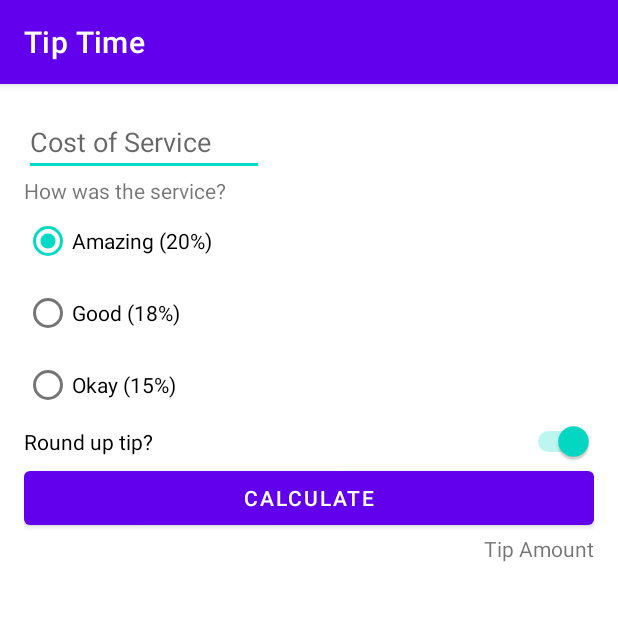
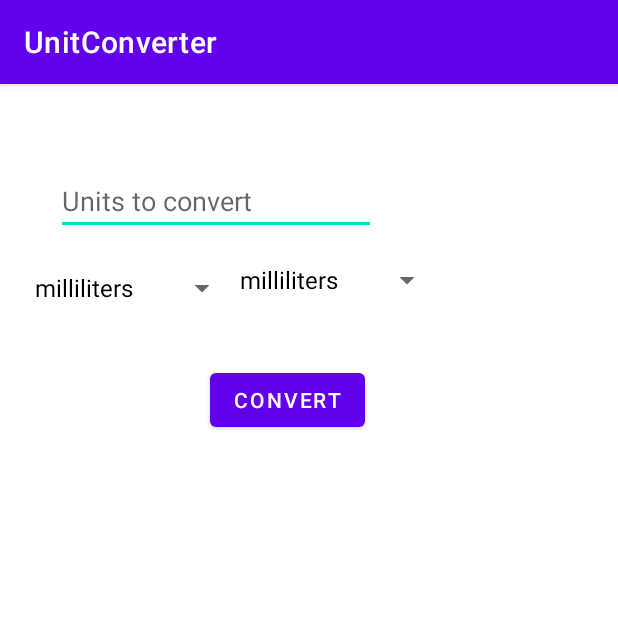
Before and after one commit to anmolkarkiee/android-_layout-_lab2, an Android app: the screen it shows after launch (MainActivity), on a phone screen of 412 x 824 dp, the top half of it. Run offline under Robolectric (Android 15) with nearby library versions, the phone set to English and light mode, and no system bars.

Commit message:
unit converter developed

```diff
--- a/app/build.gradle
+++ b/app/build.gradle
@@ -4,12 +4,12 @@ plugins {
 }
 
 android {
-    namespace 'com.example.tipcalculator'
+    namespace 'com.example.unitconverter'
     compileSdk 33
 
     defaultConfig {
-        applicationId "com.example.tipcalculator"
-        minSdk 26
+        applicationId "com.example.unitconverter"
+        minSdk 24
         targetSdk 33
         versionCode 1
         versionName "1.0"
--- a/app/src/main/AndroidManifest.xml
+++ b/app/src/main/AndroidManifest.xml
@@ -9,7 +9,7 @@
         android:icon="@mipmap/ic_launcher"
         android:label="@string/app_name"
         android:supportsRtl="true"
-        android:theme="@style/Theme.TipCalculator"
+        android:theme="@style/Theme.UnitConverter"
         tools:targetApi="31">
         <activity
             android:name=".MainActivity"
--- /dev/null
+++ b/app/src/main/java/com/example/unitconverter/MainActivity.kt
@@ -0,0 +1,99 @@
+package com.example.unitconverter
+
+import androidx.appcompat.app.AppCompatActivity
+import android.os.Bundle
+import android.provider.ContactsContract
+import android.widget.*
+
+class MainActivity : AppCompatActivity() {
+    override fun onCreate(savedInstanceState: Bundle?) {
+        super.onCreate(savedInstanceState)
+        setContentView(R.layout.activity_main)
+        //setting dropdown options by creating an ArrayAdapter and setting it to the dropdowns.
+        var inputSpinner: Spinner = findViewById(R.id.spinner)
+        var outputSpinner: Spinner = findViewById(R.id.spinner2)
+        // Creating an ArrayAdapter using the string array and a default spinner layout
+        ArrayAdapter.createFromResource(
+            this,
+            R.array.cooking_units,
+            android.R.layout.simple_spinner_dropdown_item
+        ).also { adapter ->
+            // Specify the layout to use when the list of choices appears
+            adapter.setDropDownViewResource(android.R.layout.simple_spinner_dropdown_item)
+            // Apply the adapter to the spinner
+            inputSpinner.adapter = adapter
+            outputSpinner.adapter = adapter
+        }
+        var convertBtn:Button =findViewById(R.id.button);
+        var outputText:TextView =findViewById(R.id.outputfield);
+
+        //listener that calls the convert method and displays the result in a TextView.
+        convertBtn.setOnClickListener{
+            var inputUnitSpinner: Spinner = findViewById(R.id.spinner)
+            var outputUnitSpinner: Spinner = findViewById(R.id.spinner2)
+            var inputValueText:EditText = findViewById(R.id.conversionunits)
+            var inputUnit:String = inputUnitSpinner.selectedItem.toString()
+            var outputUnit:String = outputUnitSpinner.selectedItem.toString()
+            val inputValue = inputValueText.text.toString().toDouble()
+
+            val result = convert(inputValue, inputUnit, outputUnit)
+            outputText.text = result.toString()
+
+        }
+    }
+
+    /**
+     * method that converts the input value from the selected input unit to the selected output unit.
+     */
+    private fun convert(value: Double, inputSpinner: String, outputSpinner: String): Double {
+
+            var result = 0.0
+            when (inputSpinner) {
+                "milliliters" -> {
+                    when (outputSpinner) {
+                        "milliliters" -> result = value
+                        "ounces" -> result = value * 0.033814
+                    }
+                }
+                "ounces" -> {
+                    when (outputSpinner) {
+                        "milliliters" -> result = value * 29.5735
+                        "ounces" -> result = value
+                    }
+                }
+                "grams" -> {
+                    when (outputSpinner) {
+                        "grams" -> result = value
+                        "cups" -> result = value / 201
+                    }
+                }
+                "cups" -> {
+                    when (outputSpinner) {
+                        "grams" -> result = value * 201
+                        "cups" -> result = value
+                        "tablespoon" -> result = value * 16
+                    }
+                }
+                "tablespoon" -> {
+                    when (outputSpinner) {
+                        "tablespoon" -> result = value
+                        "quarts" -> result = value / 0.015625
+                        "cups" -> result = value / 16
+                        "milliliters" -> result = value*15
+                    }
+                }
+                "quarts" -> {
+                    when (outputSpinner) {
+                        "tablespoon" -> result = value * 0.015625
+                        "quarts" -> result = value
+                        "cups" -> result = value / 4
+                    }
+                }
+            }
+
+            return result
+
+
+
+    }
+}
--- a/app/src/main/res/layout/activity_main.xml
+++ b/app/src/main/res/layout/activity_main.xml
@@ -4,78 +4,69 @@
     xmlns:tools="http://schemas.android.com/tools"
     android:layout_width="match_parent"
     android:layout_height="match_parent"
-    android:padding="16dp"
     tools:context=".MainActivity">
+    <EditText
+        android:id="@+id/conversionunits"
+        android:layout_width="wrap_content"
+        android:layout_height="wrap_content"
+        android:layout_marginStart="37dp"
+        android:layout_marginTop="55dp"
 
-    <EditText
-        android:id="@+id/cost_of_service"
-        android:layout_width="160dp"
-        android:layout_height="wrap_content"
-        android:hint="@string/cost_of_service"
+        android:ems="10"
+        android:hint="Units to convert"
         android:inputType="numberDecimal"
         app:layout_constraintStart_toStartOf="parent"
-        app:layout_constraintTop_toTopOf="parent" />
+        app:layout_constraintTop_toTopOf="parent"
+        tools:ignore="MissingConstraints" />
+
+
+    <Spinner
+        android:id="@+id/spinner"
+        android:layout_width="wrap_content"
+        android:layout_height="wrap_content"
+        android:layout_marginTop="10dp"
+        android:layout_marginBottom="572dp"
+        android:spinnerMode="dropdown"
+        app:layout_constraintBottom_toBottomOf="parent"
+        app:layout_constraintEnd_toEndOf="@id/conversionunits"
+        app:layout_constraintHorizontal_bias="0.14"
+        app:layout_constraintStart_toStartOf="parent"
+        app:layout_constraintTop_toBottomOf="@+id/conversionunits"
+        app:layout_constraintVertical_bias="0.04" />
+
+    <Spinner
+        android:id="@+id/spinner2"
+        android:layout_width="wrap_content"
+        android:layout_height="wrap_content"
+        android:layout_marginBottom="572dp"
+        android:spinnerMode="dropdown"
+        app:layout_constraintBottom_toBottomOf="parent"
+        app:layout_constraintEnd_toEndOf="@id/conversionunits"
+        app:layout_constraintHorizontal_bias="0.137"
+        app:layout_constraintStart_toEndOf="@+id/spinner"
+        app:layout_constraintTop_toBottomOf="@+id/conversionunits"
+        app:layout_constraintVertical_bias="0.13" />
+
+    <Button
+        android:id="@+id/button"
+        android:layout_width="wrap_content"
+        android:layout_height="wrap_content"
+        android:layout_marginStart="140dp"
+        android:layout_marginTop="32dp"
+        android:text="@string/convert"
+        app:layout_constraintStart_toStartOf="parent"
+        app:layout_constraintTop_toBottomOf="@+id/spinner2"
+        tools:ignore="MissingConstraints" />
 
     <TextView
-        android:id="@+id/service_question"
+        android:id="@+id/outputfield"
         android:layout_width="wrap_content"
         android:layout_height="wrap_content"
-        android:text="@string/how_was_the_service"
+        android:layout_marginTop="24dp"
+        app:layout_constraintEnd_toEndOf="parent"
+        app:layout_constraintHorizontal_bias="0.897"
         app:layout_constraintStart_toStartOf="parent"
-        app:layout_constraintTop_toBottomOf="@id/cost_of_service" />
+        app:layout_constraintTop_toBottomOf="@+id/button" />
 
-    <RadioGroup
-        android:id="@+id/tip_options"
-        android:layout_width="wrap_content"
-        android:layout_height="wrap_content"
-        android:checkedButton="@id/option_twenty_percent"
-        android:orientation="vertical"
-        app:layout_constraintStart_toStartOf="parent"
-        app:layout_constraintTop_toBottomOf="@id/service_question">
 
-        <RadioButton
-            android:id="@+id/option_twenty_percent"
-            android:layout_width="wrap_content"
-            android:layout_height="wrap_content"
-            android:text="@string/amazing_service" />
-
-        <RadioButton
-            android:id="@+id/option_eighteen_percent"
-            android:layout_width="wrap_content"
-            android:layout_height="wrap_content"
-            android:text="@string/good_service" />
-
-        <RadioButton
-            android:id="@+id/option_fifteen_percent"
-            android:layout_width="wrap_content"
-            android:layout_height="wrap_content"
-            android:text="@string/ok_service" />
-    </RadioGroup>
-
-    <Switch
-        android:id="@+id/round_up_switch"
-        android:layout_width="0dp"
-        android:layout_height="wrap_content"
-        android:checked="true"
-        android:text="@string/round_up_tip"
-        app:layout_constraintEnd_toEndOf="parent"
-        app:layout_constraintStart_toStartOf="@id/tip_options"
-        app:layout_constraintTop_toBottomOf="@id/tip_options" />
-
-    <Button
-        android:id="@+id/calculate_button"
-        android:layout_width="0dp"
-        android:layout_height="wrap_content"
-        android:text="@string/calculate"
-        app:layout_constraintEnd_toEndOf="parent"
-        app:layout_constraintStart_toStartOf="parent"
-        app:layout_constraintTop_toBottomOf="@id/round_up_switch" />
-
-    <TextView
-        android:id="@+id/tip_result"
-        android:layout_width="wrap_content"
-        android:layout_height="wrap_content"
-        android:text="@string/tip_amount"
-        app:layout_constraintEnd_toEndOf="parent"
-        app:layout_constraintTop_toBottomOf="@id/calculate_button" />
 </androidx.constraintlayout.widget.ConstraintLayout>
--- a/app/src/main/res/values-night/themes.xml
+++ b/app/src/main/res/values-night/themes.xml
@@ -1,6 +1,6 @@
 <resources xmlns:tools="http://schemas.android.com/tools">
     <!-- Base application theme. -->
-    <style name="Theme.TipCalculator" parent="Theme.MaterialComponents.DayNight.DarkActionBar">
+    <style name="Theme.UnitConverter" parent="Theme.MaterialComponents.DayNight.DarkActionBar">
         <!-- Primary brand color. -->
         <item name="colorPrimary">@color/purple_200</item>
         <item name="colorPrimaryVariant">@color/purple_700</item>
--- a/app/src/main/res/values/strings.xml
+++ b/app/src/main/res/values/strings.xml
@@ -1,11 +1,12 @@
 <resources>
-    <string name="app_name">Tip Time</string>
-    <string name="cost_of_service">Cost of Service</string>
-    <string name="how_was_the_service">How was the service?</string>
-    <string name="amazing_service">Amazing (20%)</string>
-    <string name="good_service">Good (18%)</string>
-    <string name="ok_service">Okay (15%)</string>
-    <string name="round_up_tip">Round up tip?</string>
-    <string name="calculate">Calculate</string>
-    <string name="tip_amount">Tip Amount</string>
+    <string name="app_name">UnitConverter</string>
+    <string name="convert">Convert</string>
+    <string-array name="cooking_units">
+        <item>milliliters</item>
+        <item>ounces</item>
+        <item>grams</item>
+        <item>cups</item>
+        <item>tablespoon</item>
+        <item>quarts</item>
+    </string-array>
 </resources>
--- a/app/src/main/res/values/themes.xml
+++ b/app/src/main/res/values/themes.xml
@@ -1,6 +1,6 @@
 <resources xmlns:tools="http://schemas.android.com/tools">
     <!-- Base application theme. -->
-    <style name="Theme.TipCalculator" parent="Theme.MaterialComponents.DayNight.DarkActionBar">
+    <style name="Theme.UnitConverter" parent="Theme.MaterialComponents.DayNight.DarkActionBar">
         <!-- Primary brand color. -->
         <item name="colorPrimary">@color/purple_500</item>
         <item name="colorPrimaryVariant">@color/purple_700</item>
--- a/settings.gradle
+++ b/settings.gradle
@@ -12,5 +12,5 @@ dependencyResolutionManagement {
         mavenCentral()
     }
 }
-rootProject.name = "TipCalculator"
+rootProject.name = "UnitConverter"
 include ':app'
```
Also changed, not shown: app/src/main/java/com/example/tipcalculator/MainActivity.kt (deleted, +0 -11 lines), gradle/wrapper/gradle-wrapper.properties, 9 other files.
